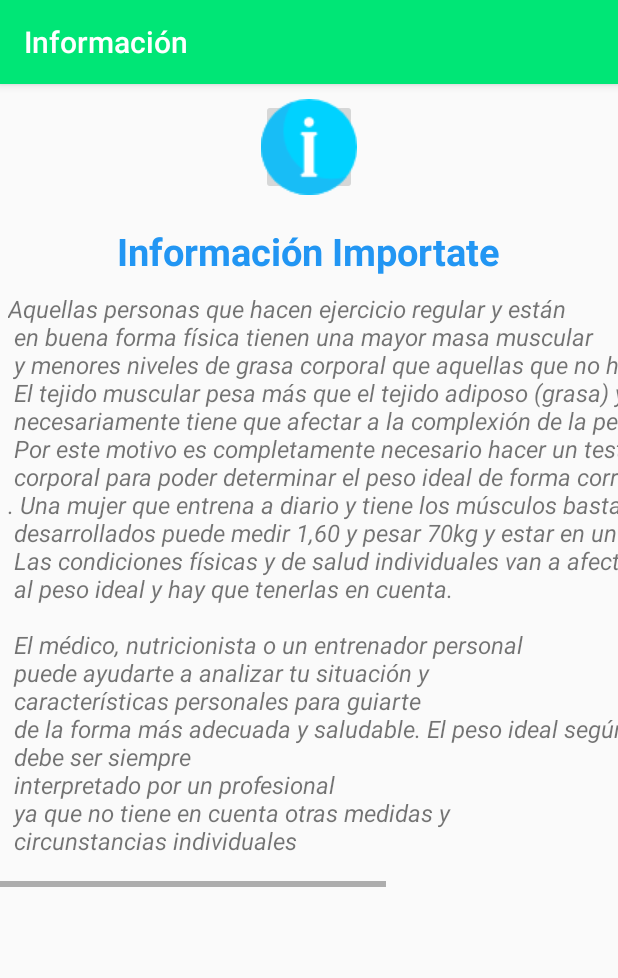
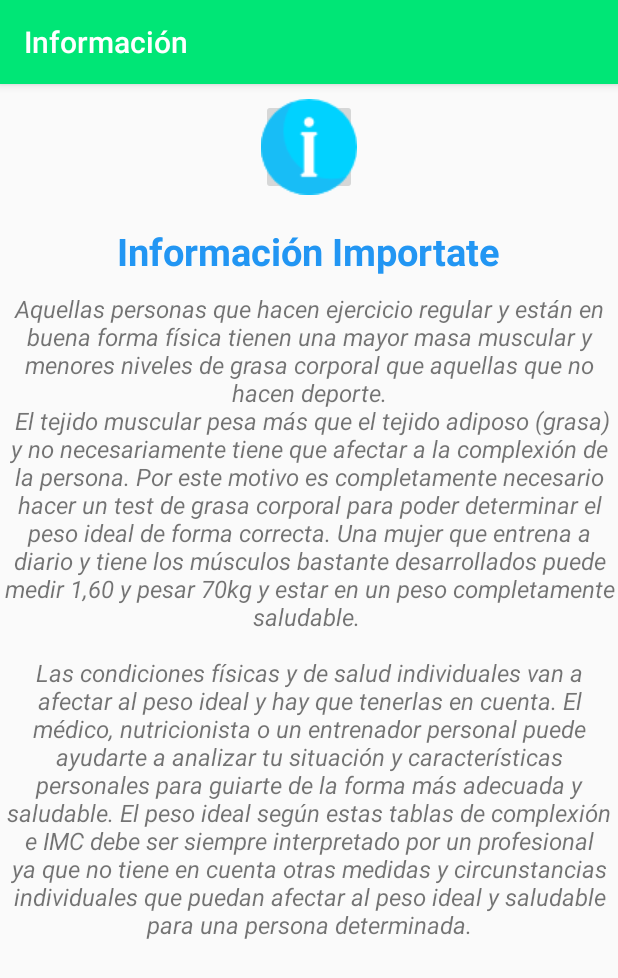
Before and after one commit to RANDYGDD/Peso_Ideal, an Android app: the informacion screen opened directly, with no data from a screen before it, on a phone screen of 412 x 824 dp. Shown: the top 978 px of the screen. Run offline under Robolectric (Android 15) with nearby library versions, the phone set to English and light mode, and no system bars.

Commit message:
Ultima modificaciones

```diff
--- a/app/src/main/java/com/example/randydd/peso_ideal/MainActivity.java
+++ b/app/src/main/java/com/example/randydd/peso_ideal/MainActivity.java
@@ -238,24 +238,35 @@ public class MainActivity extends AppCompatActivity implements View.OnClickListe
 
                 if(informacion[0]==true && informacion[1]==true){
 
-                    TrabajarDatos(pies,pulgada,libras,NombreComplexion,Sexo);
+                        TrabajarDatos(pies,pulgada,libras,NombreComplexion,Sexo);
 
                 }
 
                 if(informacion[0]==true && informacion[1]==false){
-                    TrabajarDatos(pies,pulgada,libras,Circuenferencia,Sexo);
+
+                    if(Circuenferencia==0) {
+                        Toast.makeText(MainActivity.this, "La circunferencia debe ser mayor a 0", Toast.LENGTH_SHORT).show();
+                    }else{
+                        TrabajarDatos(pies,pulgada,libras,Circuenferencia,Sexo);
+                    }
+
                 }
 
 
                 if(informacion[0]==false && informacion[1]==false){
+                    if(Circuenferencia==0) {
+                        Toast.makeText(MainActivity.this, "La circunferencia debe ser mayor a 0", Toast.LENGTH_SHORT).show();
+                    }else{
 
-                    TrabajarDatos(kilogramos,centimetro,Circuenferencia,Sexo);
+                        TrabajarDatos(kilogramos,centimetro,Circuenferencia,Sexo);
+                    }
+
 
                 }
 
                 if(informacion[0]==false && informacion[1]==true){
 
-                    TrabajarDatos(kilogramos,centimetro,NombreComplexion,Sexo);
+                        TrabajarDatos(kilogramos,centimetro,NombreComplexion,Sexo);
                 }
             }
 
@@ -270,6 +281,8 @@ public class MainActivity extends AppCompatActivity implements View.OnClickListe
 
 
     }
+
+
 
 
     public  void Ayuda(){
@@ -572,6 +585,8 @@ public class MainActivity extends AppCompatActivity implements View.OnClickListe
         int centiemtros=(int)(metros*100);
         String data="";
         //Calculamos la complexion que es igual a nuestra altura en centimetros divido nuestra circunferencia
+
+
         float divicion=centiemtros/Circunferencia;
 
         //Verificamos el sexo del usuario
--- a/app/src/main/java/com/example/randydd/peso_ideal/Mostrar_Resultados.java
+++ b/app/src/main/java/com/example/randydd/peso_ideal/Mostrar_Resultados.java
@@ -61,13 +61,17 @@ public class Mostrar_Resultados extends AppCompatActivity implements View.OnClic
 
         //Verifica,os la unidad de medida
         if (unidad == 1) {
+            //Si la medida seleccionada por el usuario es libra entonces covertimos los intervalos a libras
             inter = Conversion(intervalos);
 
+            //Establecemos los intervalos en los campos de textos
             text_Intervalo1.setText(inter[0]+"");
             text_Intervalo2.setText(inter[1]+"");
 
+            //Redenamos el peso actual
             peso_actual=Math.round(peso_actual);
 
+            //Comparamos si el peso actual esta en el intervalo
             if(peso_actual>=inter[0] && peso_actual<=inter[1]){
                 text_peso_actual.setText(R.string.inter_recomendado);
             }else{
@@ -77,17 +81,22 @@ public class Mostrar_Resultados extends AppCompatActivity implements View.OnClic
              text_Unidad.setText(R.string.lb);
 
         } else {
+            //Si la medida seleccionada es kilogramas
+
             double [] rango=new double[2];
 
+                   //Dividimos el intervalos menor y el mayor
             inter2 = intervalos.split("-");
 
             rango[0]=Double.parseDouble(inter2[0]);
             rango[1]=Double.parseDouble(inter2[1]);
 
+            //Lo establecemos  en lo campo de textos
             text_Intervalo1.setText(inter2[0]);
             text_Intervalo2.setText(inter2[1]);
             text_Unidad.setText(R.string.kg);
 
+              //Vericamos si estan en los intervalos correspondiente
             if(peso_actual>=rango[0] &&peso_actual<=rango[1]){
                 text_peso_actual.setText(R.string.inter_recomendado);
             }else{
@@ -97,30 +106,36 @@ public class Mostrar_Resultados extends AppCompatActivity implements View.OnClic
             }
         }
 
+        //Establecemos la complexion
+        text_Complexion.setText(complexion);
 
-        text_Complexion.setText(complexion);
+        //Establecemos el dianostico obtenido por Indice de masa comporral
         text_Dianostico.setText(diagnostico);
 
 
     }
 
 
+
     public int[] Conversion(String intervalos) {
-
+      //Convertimos los intervalos a libras
         int inter[] = new int[2];
         double intervalo1;
         double intervalo2;
 
+
+        //Dividimos lo intervalos
         String[] valores = intervalos.split("-");
 
-
+        //Parseamos los intervalos a Double
         intervalo1 = Double.parseDouble(valores[0]);
         intervalo2 = Double.parseDouble(valores[1]);
 
+        //Conversion de kilogramos a libras
         intervalo1 *= 2.204623;
         intervalo2 *= 2.204623;
 
-
+      //Redondeamos las libras al numero mas cercano
         inter[0] = (int) Math.round(intervalo1);
         inter[1] = (int) Math.round(intervalo2);
 
@@ -132,6 +147,7 @@ public class Mostrar_Resultados extends AppCompatActivity implements View.OnClic
     @Override
     public void onClick(View v) {
 
+        //Mensaje de informacion y de alerta cuando se despliengan los datos
         switch (v.getId()) {
 
             case R.id.info_peso_ideal:
@@ -145,7 +161,7 @@ public class Mostrar_Resultados extends AppCompatActivity implements View.OnClic
                             }
                         })
 
-                        .setNeutralButton(android.R.string.ok, new DialogInterface.OnClickListener() {
+                        .setNeutralButton(android.R.string.cancel, new DialogInterface.OnClickListener() {
                             @Override
                             public void onClick(DialogInterface dialog, int which) {
                             }
@@ -165,7 +181,7 @@ public class Mostrar_Resultados extends AppCompatActivity implements View.OnClic
                             }
                         })
 
-                        .setNeutralButton(android.R.string.ok, new DialogInterface.OnClickListener() {
+                        .setNeutralButton(android.R.string.cancel, new DialogInterface.OnClickListener() {
                             @Override
                             public void onClick(DialogInterface dialog, int which) {
                             }
@@ -186,7 +202,7 @@ public class Mostrar_Resultados extends AppCompatActivity implements View.OnClic
                             }
                         })
 
-                        .setNeutralButton(android.R.string.ok, new DialogInterface.OnClickListener() {
+                        .setNeutralButton(android.R.string.cancel, new DialogInterface.OnClickListener() {
                             @Override
                             public void onClick(DialogInterface dialog, int which) {
                             }
--- a/app/src/main/res/layout/activity_informacion.xml
+++ b/app/src/main/res/layout/activity_informacion.xml
@@ -4,8 +4,7 @@
     xmlns:app="http://schemas.android.com/apk/res-auto"
     xmlns:tools="http://schemas.android.com/tools"
     android:layout_width="match_parent"
-    android:layout_height="match_parent"
-    >
+    android:layout_height="match_parent">
 <LinearLayout xmlns:android="http://schemas.android.com/apk/res/android"
     xmlns:app="http://schemas.android.com/apk/res-auto"
     xmlns:tools="http://schemas.android.com/tools"
@@ -13,7 +12,7 @@
     android:layout_height="wrap_content"
     tools:context="com.example.randydd.peso_ideal.informacion"
     android:orientation="vertical"
-    >
+    android:gravity="center_horizontal">
 
     <ImageButton
         android:layout_marginTop="10dp"
@@ -28,8 +27,7 @@
     <TableLayout
         android:layout_width="match_parent"
         android:layout_height="match_parent"
-        android:layout_marginTop="20dp"
-        >
+        android:layout_marginTop="20dp">
 
         <TableRow
             android:gravity="center"
@@ -46,41 +44,20 @@
                 android:textStyle="bold" />
         </TableRow>
 
-    </TableLayout>
-
-    <HorizontalScrollView
-        android:layout_height="match_parent"
-        android:layout_width="match_parent"
-        >
-    <TableLayout
-        android:layout_width="wrap_content"
-        android:layout_height="match_parent"
-        android:orientation="vertical"
-        >
-
-        <TableRow
-            android:layout_marginTop="10dp"
-            android:layout_marginBottom="20dp"
-            tools:ignore="UselessParent">
+        <TableRow>
             <TextView
+                android:layout_marginTop="10dp"
+                android:layout_marginBottom="20dp"
                 android:id="@+id/textView4"
                 android:layout_width="wrap_content"
                 android:layout_height="wrap_content"
-                android:lines="20"
-                android:paddingLeft="5dp"
+                android:textAlignment="center"
                 android:scrollbarAlwaysDrawHorizontalTrack="true"
                 android:text="@string/informacion_cuerpo"
                 android:textSize="16sp"
                 android:textStyle="italic"
                 tools:ignore="RtlHardcoded,RtlSymmetry" />
-
-
         </TableRow>
-
     </TableLayout>
-
-    </HorizontalScrollView>
-
 </LinearLayout>
-
 </ScrollView>
--- a/app/src/main/res/values/strings.xml
+++ b/app/src/main/res/values/strings.xml
@@ -104,18 +104,13 @@
 
     <string name="informacion_titulo">Información Importate</string>
     <string name="informacion_cuerpo">
-        Aquellas personas que hacen ejercicio regular y están\n en buena forma física tienen una mayor masa muscular\n y menores niveles de grasa corporal que aquellas que no hacen deporte.\n
-        El tejido muscular pesa más que el tejido adiposo (grasa) y no \n necesariamente tiene que afectar a la complexión de la persona.\n
-        Por este motivo es completamente necesario hacer un test grasa\n corporal para poder determinar el peso ideal de forma correcta\n.
-        Una mujer que entrena a diario y tiene los músculos bastante \n desarrollados puede medir 1,60 y pesar 70kg y estar en un peso completamente saludable.\n
-        Las condiciones físicas y de salud individuales van a afectar \n al peso ideal y hay que tenerlas en cuenta. \n\n
-
-         El médico, nutricionista o un entrenador personal\n puede ayudarte a analizar tu situación y \n
-        características personales para guiarte \n de la forma más adecuada y saludable.
-
-        El peso ideal según estas tablas de complexión e IMC \n debe ser siempre\n interpretado por un profesional \n
-        ya que no tiene en cuenta otras medidas y \n
-        circunstancias individuales \n que puedan afectar al peso ideal y \n saludable para una persona determinada. \n
+        Aquellas personas que hacen ejercicio regular y están en buena forma física tienen una mayor masa muscular y menores niveles de grasa corporal que aquellas que no hacen deporte.\n
+        El tejido muscular pesa más que el tejido adiposo (grasa) y no necesariamente tiene que afectar a la complexión de la persona.
+        Por este motivo es completamente necesario hacer un test de grasa corporal para poder determinar el peso ideal de forma correcta.
+        Una mujer que entrena a diario y tiene los músculos bastante desarrollados puede medir 1,60 y pesar 70kg y estar en un peso completamente saludable.
+        \n\nLas condiciones físicas y de salud individuales van a afectar al peso ideal y hay que tenerlas en cuenta.
+        El médico, nutricionista o un entrenador personal puede ayudarte a analizar tu situación y características personales para guiarte  de la forma más adecuada y saludable.
+        El peso ideal según estas tablas de complexión e IMC debe ser siempre interpretado por un profesional ya que no tiene en cuenta otras medidas y circunstancias individuales que puedan afectar al peso ideal y  saludable para una persona determinada.
 
     </string>
 
```
